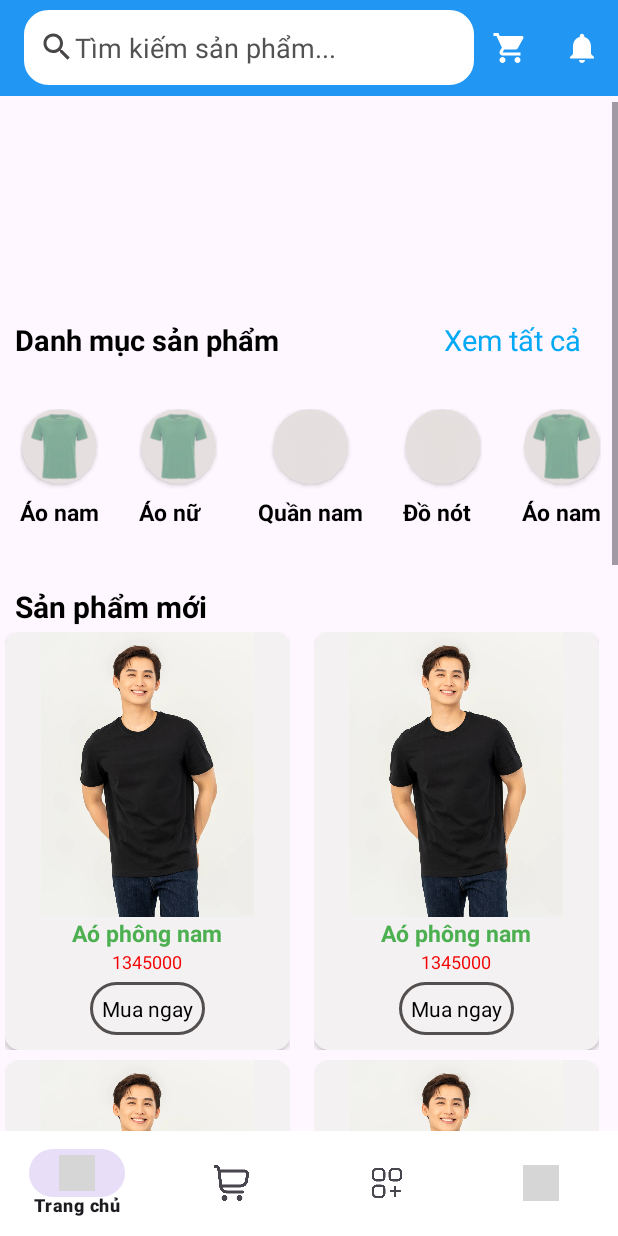
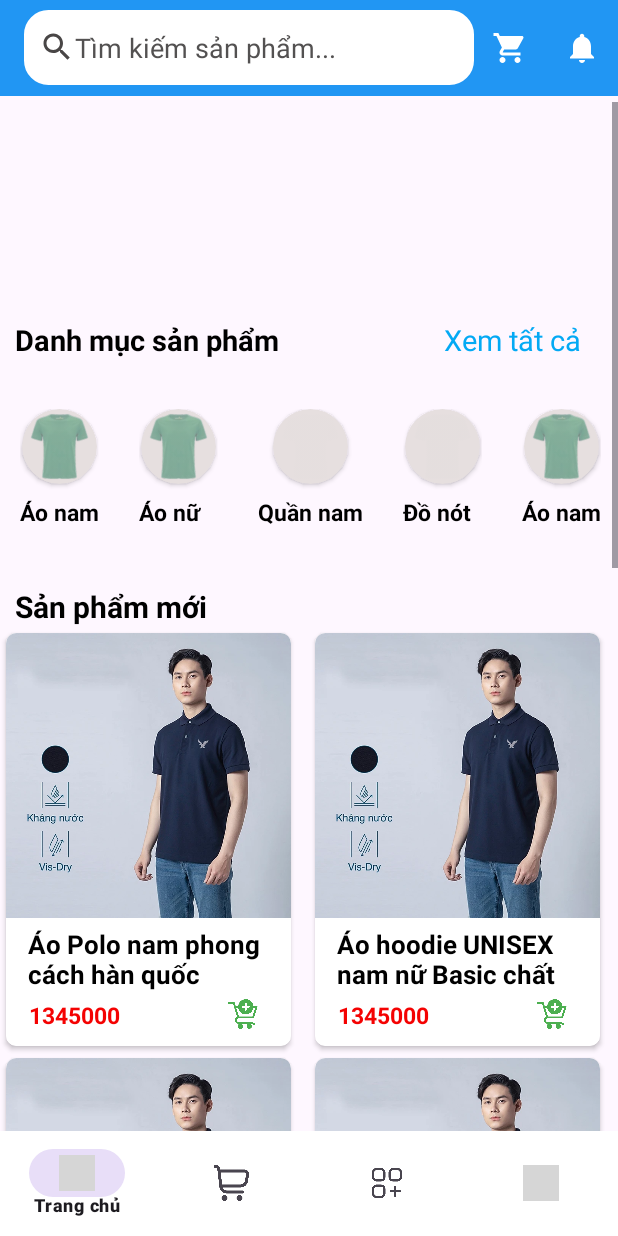
Before and after one commit to phongnft/DuAnTotNghiep_MD27, an Android app: the Home_Fragment screen opened directly, with no data from a screen before it, on a phone screen of 412 x 824 dp. Run offline under Robolectric (Android 15) with nearby library versions, the phone set to English and light mode, and no system bars; libraries missing offline, so code that uses them is left out: com.bdtopcoder.smart_slider; 7 statements that could not run were skipped; grey boxes are pictures that could not be loaded.

Commit message:
phong push detail product

```diff
--- a/app/src/main/java/com/example/duantotnghiep_md27/Fragment/Home_Fragment.java
+++ b/app/src/main/java/com/example/duantotnghiep_md27/Fragment/Home_Fragment.java
@@ -74,10 +74,10 @@ public class Home_Fragment extends Fragment {
     //hàm sản phẩm
     private void setupProductRecycleView() {
         product_list = new ArrayList<>();
-        product_list.add(new Product_home("Aó phông nam", "1345000", ""));
-        product_list.add(new Product_home("Aó phông nam", "1345000", ""));
-        product_list.add(new Product_home("Ao hoodie nam", "1345000", ""));
-        product_list.add(new Product_home("Aó sơ mi nam", "1345000", ""));
+        product_list.add(new Product_home("Áo Polo nam phong cách hàn quốc", "1345000", ""));
+        product_list.add(new Product_home("Áo hoodie UNISEX nam nữ Basic chất vải cao cấp", "1345000", ""));
+        product_list.add(new Product_home("Quần tây nam vải tuyết mưa cao cấp", "1345000", ""));
+        product_list.add(new Product_home("ÁO SƠ MI NAM CHẤT VẢI NHUNG TĂM", "1345000", ""));
         product_list.add(new Product_home("Aó cộc tay nam", "1345000", ""));
         product_list.add(new Product_home("quần tây nam", "1345000", ""));
         product_list.add(new Product_home("quần short nam", "1345000", ""));
--- /dev/null
+++ b/app/src/main/res/drawable/border_cardview.xml
@@ -0,0 +1,9 @@
+<shape xmlns:tools="http://schemas.android.com/tools"
+    xmlns:android="http://schemas.android.com/apk/res/android"
+    tools:ignore="ExtraText">
+    <solid android:color="@android:color/white"/> <!-- Màu nền của CardView -->
+    <stroke
+        android:width="2dp"/> <!-- Độ dày của đường viền -->
+    android:color="#FF0000"/> <!-- Màu của đường viền -->
+    <corners android:radius="8dp"/> <!-- Độ cong góc của CardView -->
+</shape>
--- a/app/src/main/res/layout/item_products.xml
+++ b/app/src/main/res/layout/item_products.xml
@@ -1,21 +1,19 @@
 <?xml version="1.0" encoding="utf-8"?>
-<LinearLayout xmlns:android="http://schemas.android.com/apk/res/android"
+<androidx.cardview.widget.CardView xmlns:android="http://schemas.android.com/apk/res/android"
     xmlns:app="http://schemas.android.com/apk/res-auto"
     android:id="@+id/card_itemproduct"
     android:layout_width="190dp"
-    android:layout_height="wrap_content"
-    android:layout_margin="3dp">
+    android:background="@drawable/border_cardview"
+    android:layout_height="275dp"
+    android:layout_marginTop="10dp"
+    app:cardCornerRadius="7dp"
+    android:layout_margin="4dp">
 
-    <androidx.cardview.widget.CardView
-        android:id="@+id/card_itemproducttt"
-        android:layout_width="match_parent"
-        android:layout_height="match_parent"
-        app:cardCornerRadius="10dp">
 
         <LinearLayout
             android:layout_width="match_parent"
             android:layout_height="match_parent"
-            android:background="#F3F1F1"
+            android:background="#FFFFFF"
             android:orientation="vertical">
 
 
@@ -24,40 +22,44 @@
                 android:layout_width="match_parent"
                 android:layout_height="190dp"
                 android:layout_gravity="center"
-                android:src="@drawable/img_product" />
+                android:src="@drawable/img_produc" />
 
             <TextView
+                android:layout_marginTop="5dp"
+                android:layout_gravity="center"
                 android:id="@+id/tv_nameproduct"
-                android:layout_width="wrap_content"
-                android:layout_height="wrap_content"
-                android:layout_gravity="center"
-                android:text="áo thun nam"
-                android:textColor="#4CAF50"
-                android:textSize="15dp"
+                android:layout_width="160dp"
+                android:layout_height="43dp"
+                android:text="áo thun nam Bat chất vi tuyet"
+                android:textColor="@color/black"
+                android:textSize="17dp"
                 android:textStyle="bold" />
 
+            <LinearLayout
+                android:layout_marginTop="5dp"
+                android:layout_marginStart="10dp"
+                android:orientation="horizontal"
+                android:layout_width="match_parent"
+                android:layout_height="20dp">
                 <TextView
+                    android:layout_marginStart="5dp"
+                    android:textStyle="bold"
                     android:id="@+id/tv_priceproduct"
-                android:layout_width="wrap_content"
+                    android:layout_width="110dp"
                     android:layout_height="wrap_content"
                     android:layout_gravity="center"
                     android:text="123000đ"
                     android:textColor="@color/red"
-                android:textSize="12dp" />
+                    android:textSize="15dp" />
 
-            <TextView
-                android:layout_marginBottom="10dp"
-                android:layout_gravity="center"
-                android:id="@+id/shop_now"
-                style="@android:style/MediaButton"
+                <ImageView
+                    android:src="@drawable/add_cart"
                     android:layout_width="wrap_content"
-                android:layout_height="wrap_content"
-                android:layout_marginTop="5dp"
-                android:background="@drawable/custom_edittex"
-                android:padding="8dp"
-                android:text="Mua ngay"
-                android:textColor="@color/black" />
+                    android:layout_height="wrap_content"/>
+
+            </LinearLayout>
+
+
 
         </LinearLayout>
     </androidx.cardview.widget.CardView>
-</LinearLayout>
--- a/app/src/main/res/values/themes.xml
+++ b/app/src/main/res/values/themes.xml
@@ -7,4 +7,7 @@
     </style>
 
     <style name="Theme.DuAnTotNghiep_MD27" parent="Base.Theme.DuAnTotNghiep_MD27" />
+<!--    <style name="NavigationView" parent="Base.Theme.DuAnTotNghiep_MD27">-->
+<!--        <item name="android:listDivider">@color/home</item>-->
+<!--    </style>-->
 </resources>
```
Also changed, not shown: app/src/main/java/com/example/duantotnghiep_md27/Fragment/Cart_Fragment.java (+4 -42 lines), app/src/main/res/layout/detail_product.xml (added, +72 -0 lines), app/src/main/res/drawable/add_cart.png (added), app/src/main/res/drawable/img_produc.png (added). Lines whose indentation alone changed are shown as unchanged.
